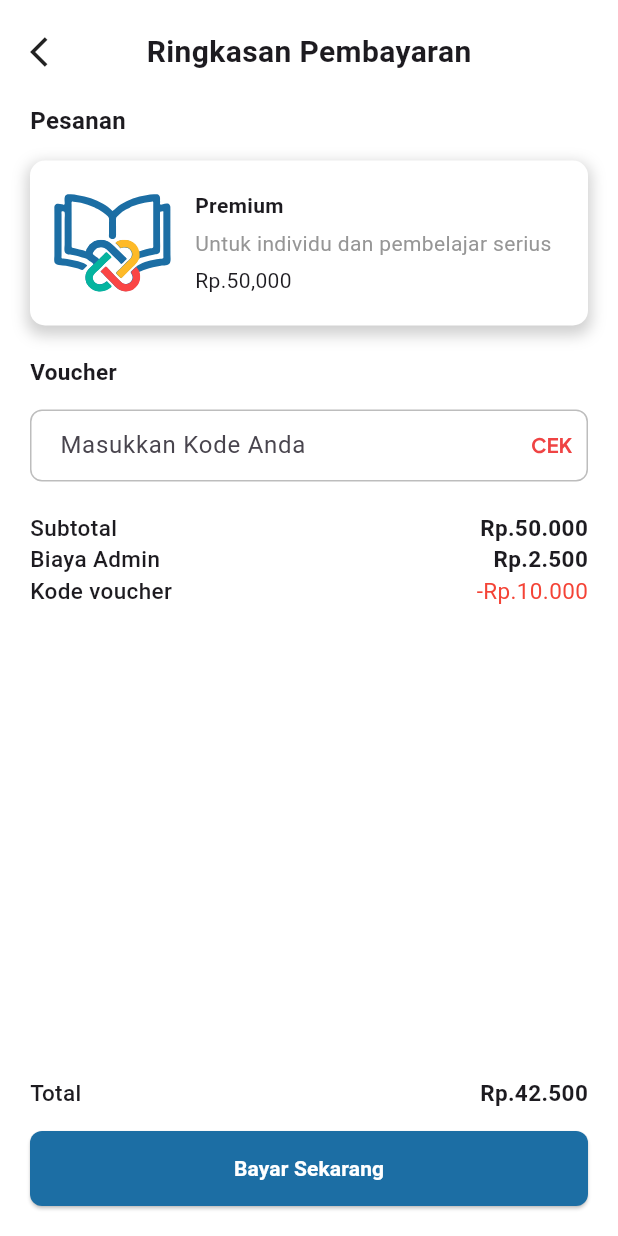
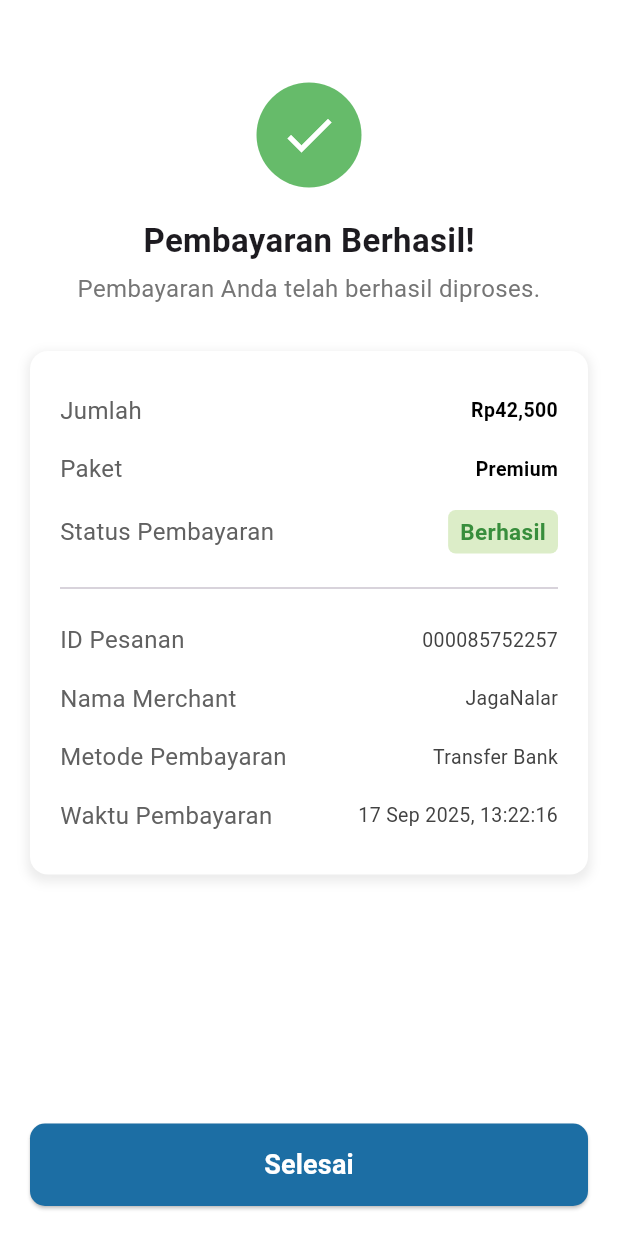
Before and after one commit to femnixx/jaganalar, a Flutter app: the Pembayaran screen opened directly, after a tap on "Bayar Sekarang", on a phone screen of 412 x 824 dp. Run offline on Flutter 3.47's test engine with Material 3 defaults, Android fonts, the phone set to English and light mode, and no system bars; our stand-ins replace dash_chat_2, flutter_gemini, flutter_svg, image_picker, shared_preferences, smooth_page_indicator and 2 more; accounts and stored records are empty; network calls fail.

Commit message:
I hate myself and this is not entertaining, done with PembayaranBerhasil

```diff
--- a/lib/Pembayaran.dart
+++ b/lib/Pembayaran.dart
@@ -1,5 +1,6 @@
 import 'package:flutter/material.dart';
 import 'package:flutter_svg/flutter_svg.dart';
+import 'package:jaganalar/PembayaranBerhasil.dart';
 
 class Pembayaran extends StatefulWidget {
   const Pembayaran({super.key});
@@ -138,7 +139,14 @@ class _PembayaranState extends State<Pembayaran> {
                   ),
                   backgroundColor: Color(0xff1C6EA4),
                 ),
-                onPressed: () {},
+                onPressed: () {
+                  Navigator.push(
+                    context,
+                    MaterialPageRoute(
+                      builder: (context) => PembayaranSuccess(),
+                    ),
+                  );
+                },
                 child: Text(
                   'Bayar Sekarang',
                   style: TextStyle(
--- a/lib/PembayaranBerhasil.dart
+++ b/lib/PembayaranBerhasil.dart
@@ -0,0 +1,152 @@
+import 'package:flutter/material.dart';
+
+class PembayaranSuccess extends StatelessWidget {
+  const PembayaranSuccess({super.key});
+
+  @override
+  Widget build(BuildContext context) {
+    return Scaffold(
+      backgroundColor: Colors.white,
+      body: SafeArea(
+        top: false,
+        child: Stack(
+          children: [
+            Container(height: 60, decoration: BoxDecoration()),
+            SafeArea(
+              child: Padding(
+                padding: const EdgeInsets.all(20.0),
+                child: Column(
+                  children: [
+                    SizedBox(height: 35),
+                    // Checkmark icon
+                    Container(
+                      padding: EdgeInsets.all(15),
+                      decoration: BoxDecoration(
+                        color: Colors.green.shade400,
+                        shape: BoxShape.circle,
+                      ),
+                      child: Icon(Icons.check, color: Colors.white, size: 40),
+                    ),
+                    SizedBox(height: 20),
+                    Text(
+                      'Pembayaran Berhasil!',
+                      style: TextStyle(
+                        fontWeight: FontWeight.bold,
+                        fontSize: 22,
+                      ),
+                    ),
+                    SizedBox(height: 5),
+                    Text(
+                      'Pembayaran Anda telah berhasil diproses.',
+                      style: TextStyle(color: Colors.grey[600], fontSize: 16),
+                      textAlign: TextAlign.center,
+                    ),
+                    SizedBox(height: 30),
+                    // Summary card
+                    Container(
+                      padding: EdgeInsets.all(20),
+                      decoration: BoxDecoration(
+                        color: Colors.white,
+                        borderRadius: BorderRadius.circular(12),
+                        boxShadow: [
+                          BoxShadow(
+                            color: Colors.grey.withOpacity(0.2),
+                            spreadRadius: 2,
+                            blurRadius: 5,
+                            offset: Offset(0, 3),
+                          ),
+                        ],
+                      ),
+                      child: Column(
+                        children: [
+                          _buildSummaryRow('Jumlah', 'Rp42,500', isBold: true),
+                          _buildSummaryRow('Paket', 'Premium', isBold: true),
+                          _buildSummaryRow(
+                            'Status Pembayaran',
+                            'Berhasil',
+                            isAccent: true,
+                          ),
+                          Divider(height: 30, thickness: 1),
+                          _buildSummaryRow('ID Pesanan', '000085752257'),
+                          _buildSummaryRow('Nama Merchant', 'JagaNalar'),
+                          _buildSummaryRow(
+                            'Metode Pembayaran',
+                            'Transfer Bank',
+                          ),
+                          _buildSummaryRow(
+                            'Waktu Pembayaran',
+                            '17 Sep 2025, 13:22:16',
+                          ),
+                        ],
+                      ),
+                    ),
+                    Spacer(),
+                    ElevatedButton(
+                      onPressed: () {},
+                      style: ElevatedButton.styleFrom(
+                        backgroundColor: Color(0xff1C6EA4),
+                        minimumSize: Size(double.infinity, 55),
+                        shape: RoundedRectangleBorder(
+                          borderRadius: BorderRadius.circular(10),
+                        ),
+                      ),
+                      child: Text(
+                        'Selesai',
+                        style: TextStyle(
+                          color: Colors.white,
+                          fontSize: 18,
+                          fontWeight: FontWeight.bold,
+                        ),
+                      ),
+                    ),
+                  ],
+                ),
+              ),
+            ),
+          ],
+        ),
+      ),
+    );
+  }
+
+  Widget _buildSummaryRow(
+    String label,
+    String value, {
+    bool isBold = false,
+    bool isAccent = false,
+  }) {
+    return Padding(
+      padding: const EdgeInsets.symmetric(vertical: 8.0),
+      child: Row(
+        mainAxisAlignment: MainAxisAlignment.spaceBetween,
+        children: [
+          Text(label, style: TextStyle(fontSize: 16, color: Colors.grey[700])),
+          isAccent
+              ? Container(
+                  padding: EdgeInsets.symmetric(horizontal: 8, vertical: 4),
+                  decoration: BoxDecoration(
+                    color: Colors.lightGreen.shade100,
+                    borderRadius: BorderRadius.circular(5),
+                  ),
+                  child: Text(
+                    value,
+                    style: TextStyle(
+                      fontSize: 15,
+                      fontWeight: FontWeight.w600,
+                      color: Colors.green.shade700,
+                    ),
+                  ),
+                )
+              : Text(
+                  value,
+                  style: TextStyle(
+                    fontSize: 13,
+                    fontWeight: isBold ? FontWeight.bold : FontWeight.normal,
+                    color: isBold ? Colors.black : Colors.grey[800],
+                  ),
+                ),
+        ],
+      ),
+    );
+  }
+}
```
